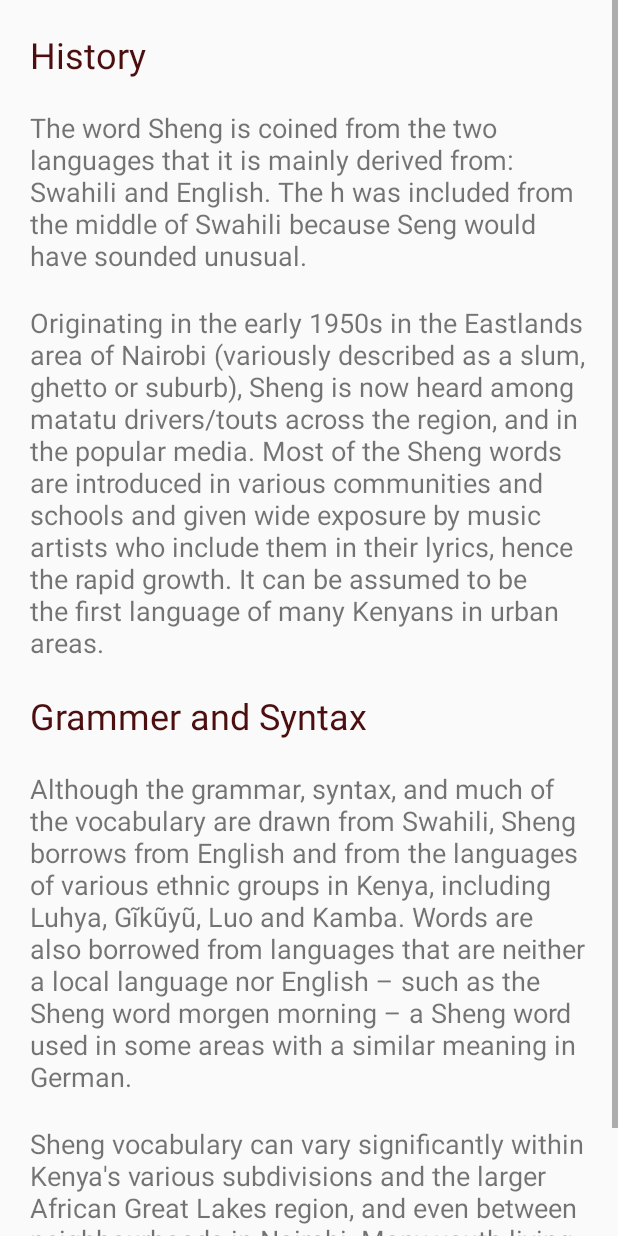
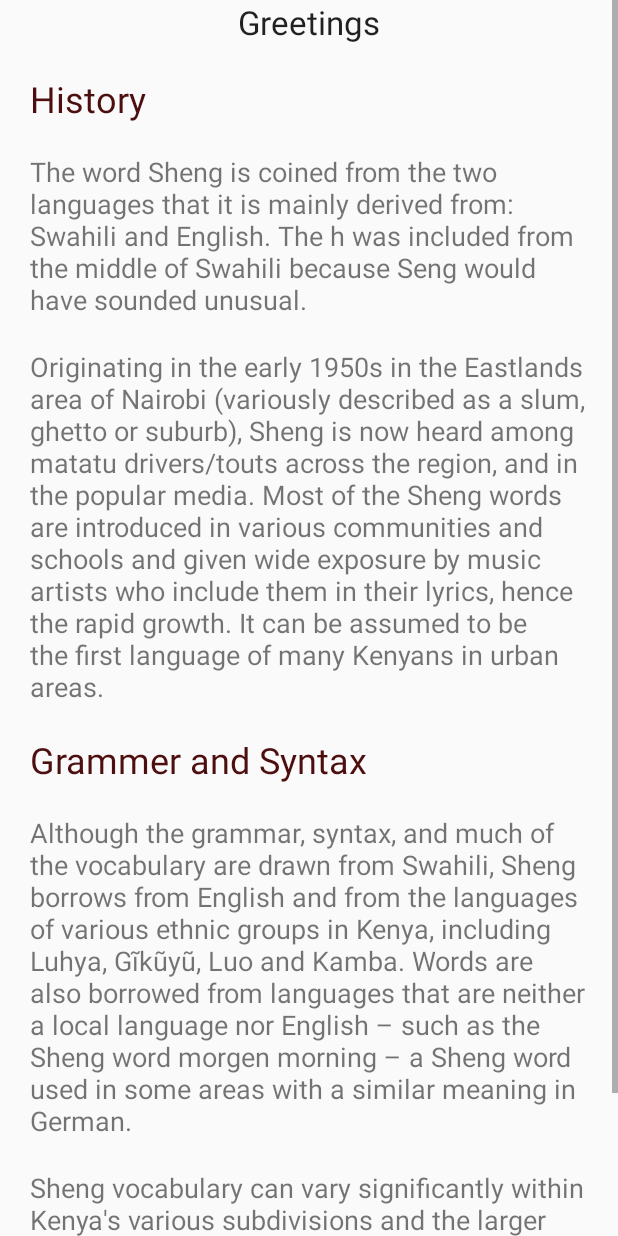
Before and after one commit to meshnesh/Navigation, an Android app: the layout greetings_frag.xml on its own in the app's theme, with its tools: preview values and no code run, on a phone screen of 412 x 824 dp. Run offline under Robolectric (Android 15) with nearby library versions, the phone set to English and light mode, and no system bars.

```diff
--- a/app/src/main/res/layout/greetings_frag.xml
+++ b/app/src/main/res/layout/greetings_frag.xml
@@ -20,6 +20,15 @@
                 android:orientation="vertical"
                 android:weightSum="1">
 
+
+                <TextView
+                    android:layout_width="wrap_content"
+                    android:layout_height="wrap_content"
+                    android:textAppearance="?android:attr/textAppearanceLarge"
+                    android:text="Greetings"
+                    android:id="@+id/textView7"
+                    android:layout_gravity="center_horizontal"
+                    android:layout_weight="0.05" />
 
                 <TextView
                     android:id="@+id/title2"
```
